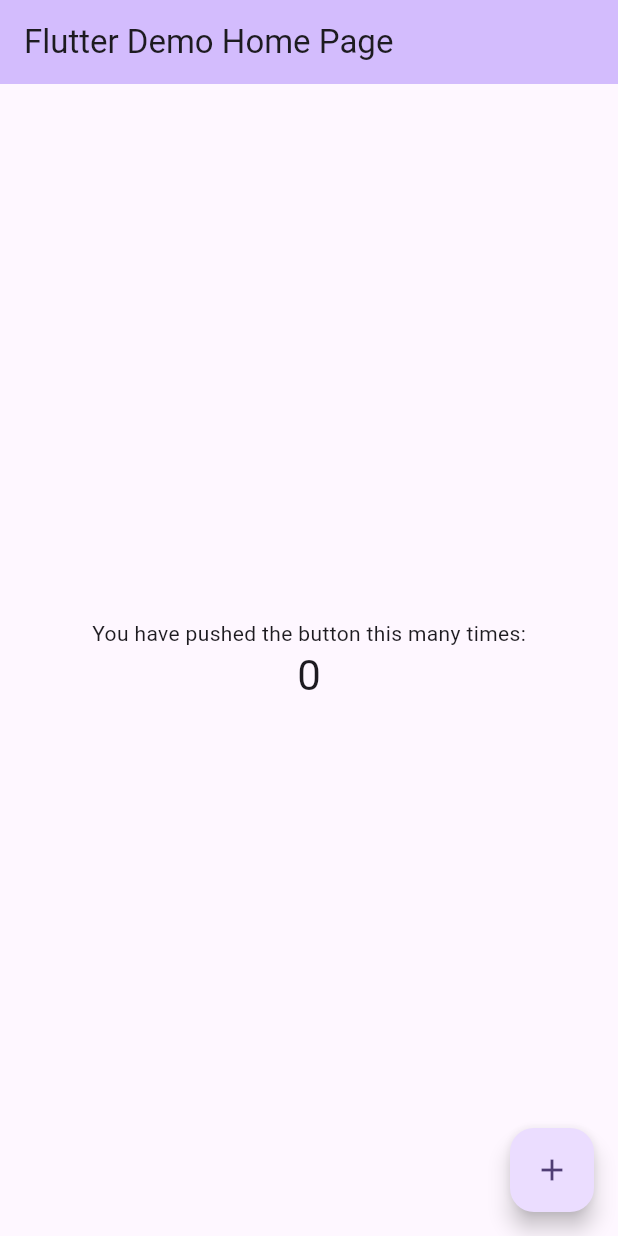
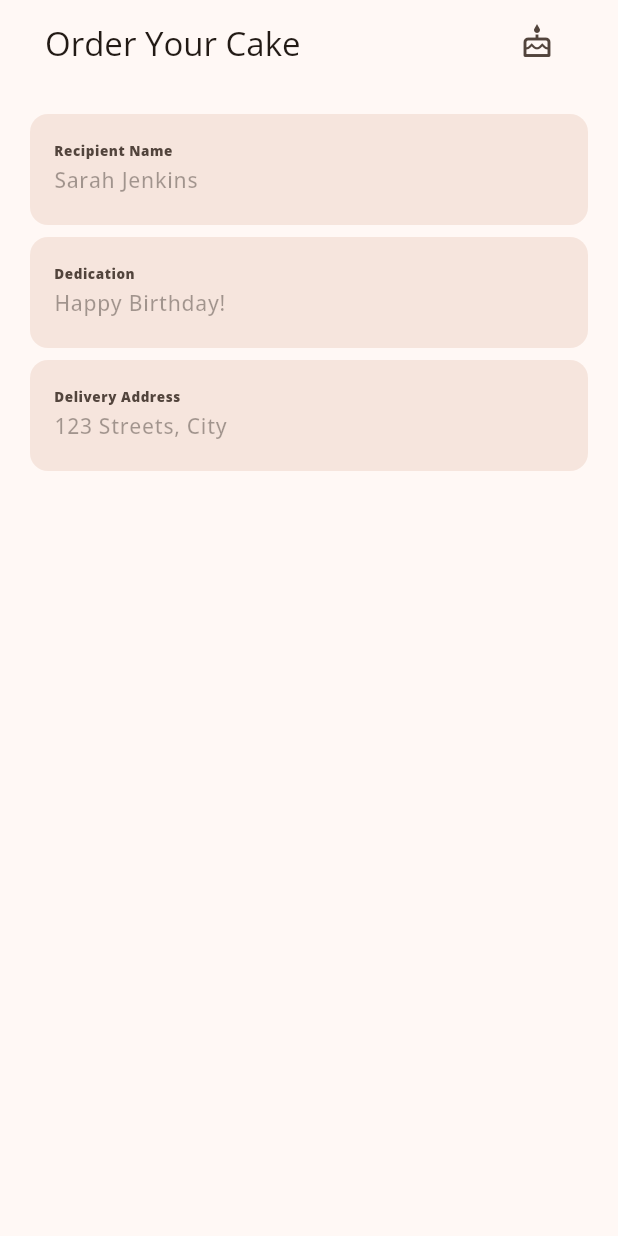
Before and after one commit to Markism-JA/MiniOrderingApp, a Flutter app: the screen it shows after launch, on a phone screen of 412 x 824 dp. Run offline on Flutter 3.47's test engine with Material 3 defaults, Android fonts, the phone set to English and light mode, and no system bars; drawn by our look-alikes of dynamic_color; our stand-ins replace device_preview, google_fonts.

Commit message:
feat: dark/light theme and setup screen

```diff
--- a/lib/main.dart
+++ b/lib/main.dart
@@ -1,124 +1,100 @@
+import 'package:advmobprog_midterms_tp03_amarille/widgets/recipient_detail.dart';
+import 'package:dynamic_color/dynamic_color.dart';
+import 'package:google_fonts/google_fonts.dart';
 import 'package:device_preview/device_preview.dart';
 import 'package:flutter/foundation.dart';
 import 'package:flutter/material.dart';
 
 void main() {
-  runApp(DevicePreview(enabled: !kReleaseMode, builder: (context) => MyApp()));
-  // runApp(const MyApp());
+  runApp(
+    DevicePreview(enabled: !kReleaseMode, builder: (context) => CakeApp()),
+  );
 }
 
-class MyApp extends StatelessWidget {
-  const MyApp({super.key});
+class CakeApp extends StatefulWidget {
+  const CakeApp({Key? key}) : super(key: key);
 
-  // This widget is the root of your application.
+  @override
+  State<CakeApp> createState() => _CakeAppState();
+}
+
+class _CakeAppState extends State<CakeApp> {
+  ThemeMode _themeMode = ThemeMode.light;
+
+  void toggleTheme() {
+    setState(() {
+      _themeMode = _themeMode == ThemeMode.light
+          ? ThemeMode.dark
+          : ThemeMode.light;
+    });
+  }
+
+  static const _defaultCustomColor = Color(0xFF64412c);
+
   @override
   Widget build(BuildContext context) {
-    return MaterialApp(
-      title: 'Flutter Demo',
-      theme: ThemeData(
-        // This is the theme of your application.
-        //
-        // TRY THIS: Try running your application with "flutter run". You'll see
-        // the application has a purple toolbar. Then, without quitting the app,
-        // try changing the seedColor in the colorScheme below to Colors.green
-        // and then invoke "hot reload" (save your changes or press the "hot
-        // reload" button in a Flutter-supported IDE, or press "r" if you used
-        // the command line to start the app).
-        //
-        // Notice that the counter didn't reset back to zero; the application
-        // state is not lost during the reload. To reset the state, use hot
-        // restart instead.
-        //
-        // This works for code too, not just values: Most code changes can be
-        // tested with just a hot reload.
-        colorScheme: .fromSeed(seedColor: Colors.deepPurple),
-      ),
-      home: const MyHomePage(title: 'Flutter Demo Home Page'),
+    return DynamicColorBuilder(
+      builder: (ColorScheme? lightDynamic, ColorScheme? darkDynamic) {
+        ColorScheme lightScheme = ColorScheme.fromSeed(
+          seedColor: _defaultCustomColor,
+          brightness: Brightness.light,
+        );
+
+        ColorScheme darkScheme = ColorScheme.fromSeed(
+          seedColor: _defaultCustomColor,
+          brightness: Brightness.dark,
+        );
+
+        return MaterialApp(
+          debugShowCheckedModeBanner: false,
+          themeMode: _themeMode,
+          theme: ThemeData(
+            useMaterial3: true,
+            colorScheme: lightDynamic?.harmonized() ?? lightScheme,
+            textTheme: GoogleFonts.openSansTextTheme(),
+          ),
+          darkTheme: ThemeData(
+            useMaterial3: true,
+            colorScheme: darkDynamic?.harmonized() ?? darkScheme,
+            textTheme: GoogleFonts.openSansTextTheme(),
+          ),
+          home: OrderFormScreen(onThemeToggle: toggleTheme),
+        );
+      },
     );
   }
 }
 
-class MyHomePage extends StatefulWidget {
-  const MyHomePage({super.key, required this.title});
-
-  // This widget is the home page of your application. It is stateful, meaning
-  // that it has a State object (defined below) that contains fields that affect
-  // how it looks.
-
-  // This class is the configuration for the state. It holds the values (in this
-  // case the title) provided by the parent (in this case the App widget) and
-  // used by the build method of the State. Fields in a Widget subclass are
-  // always marked "final".
-
-  final String title;
+class OrderFormScreen extends StatefulWidget {
+  final VoidCallback onThemeToggle;
+  const OrderFormScreen({super.key, required this.onThemeToggle});
 
   @override
-  State<MyHomePage> createState() => _MyHomePageState();
+  State<OrderFormScreen> createState() => _OrderFormScreenState();
 }
 
-class _MyHomePageState extends State<MyHomePage> {
-  int _counter = 0;
-
-  void _incrementCounter() {
-    setState(() {
-      // This call to setState tells the Flutter framework that something has
-      // changed in this State, which causes it to rerun the build method below
-      // so that the display can reflect the updated values. If we changed
-      // _counter without calling setState(), then the build method would not be
-      // called again, and so nothing would appear to happen.
-      _counter++;
-    });
-  }
-
+class _OrderFormScreenState extends State<OrderFormScreen> {
   @override
   Widget build(BuildContext context) {
-    // This method is rerun every time setState is called, for instance as done
-    // by the _incrementCounter method above.
-    //
-    // The Flutter framework has been optimized to make rerunning build methods
-    // fast, so that you can just rebuild anything that needs updating rather
-    // than having to individually change instances of widgets.
+    final isDark = Theme.of(context).brightness == Brightness.dark;
+
     return Scaffold(
       appBar: AppBar(
-        // TRY THIS: Try changing the color here to a specific color (to
-        // Colors.amber, perhaps?) and trigger a hot reload to see the AppBar
-        // change color while the other colors stay the same.
-        backgroundColor: Theme.of(context).colorScheme.inversePrimary,
-        // Here we take the value from the MyHomePage object that was created by
-        // the App.build method, and use it to set our appbar title.
-        title: Text(widget.title),
+        titleSpacing: 30,
+        title: const Text("Order Your Cake"),
+        actions: [
+          IconButton(
+            onPressed: widget.onThemeToggle,
+            icon: Icon(isDark ? Icons.cake : Icons.cake_outlined),
+          ),
+          const SizedBox(width: 30),
+        ],
       ),
-      body: Center(
-        // Center is a layout widget. It takes a single child and positions it
-        // in the middle of the parent.
-        child: Column(
-          // Column is also a layout widget. It takes a list of children and
-          // arranges them vertically. By default, it sizes itself to fit its
-          // children horizontally, and tries to be as tall as its parent.
-          //
-          // Column has various properties to control how it sizes itself and
-          // how it positions its children. Here we use mainAxisAlignment to
-          // center the children vertically; the main axis here is the vertical
-          // axis because Columns are vertical (the cross axis would be
-          // horizontal).
-          //
-          // TRY THIS: Invoke "debug painting" (choose the "Toggle Debug Paint"
-          // action in the IDE, or press "p" in the console), to see the
-          // wireframe for each widget.
-          mainAxisAlignment: .center,
-          children: [
-            const Text('You have pushed the button this many times:'),
-            Text(
-              '$_counter',
-              style: Theme.of(context).textTheme.headlineMedium,
-            ),
-          ],
+      body: SafeArea(
+        child: ListView(
+          padding: const EdgeInsets.all(20.0),
+          children: const [RecipientDetail()],
         ),
-      ),
-      floatingActionButton: FloatingActionButton(
-        onPressed: _incrementCounter,
-        tooltip: 'Increment',
-        child: const Icon(Icons.add),
       ),
     );
   }
```
